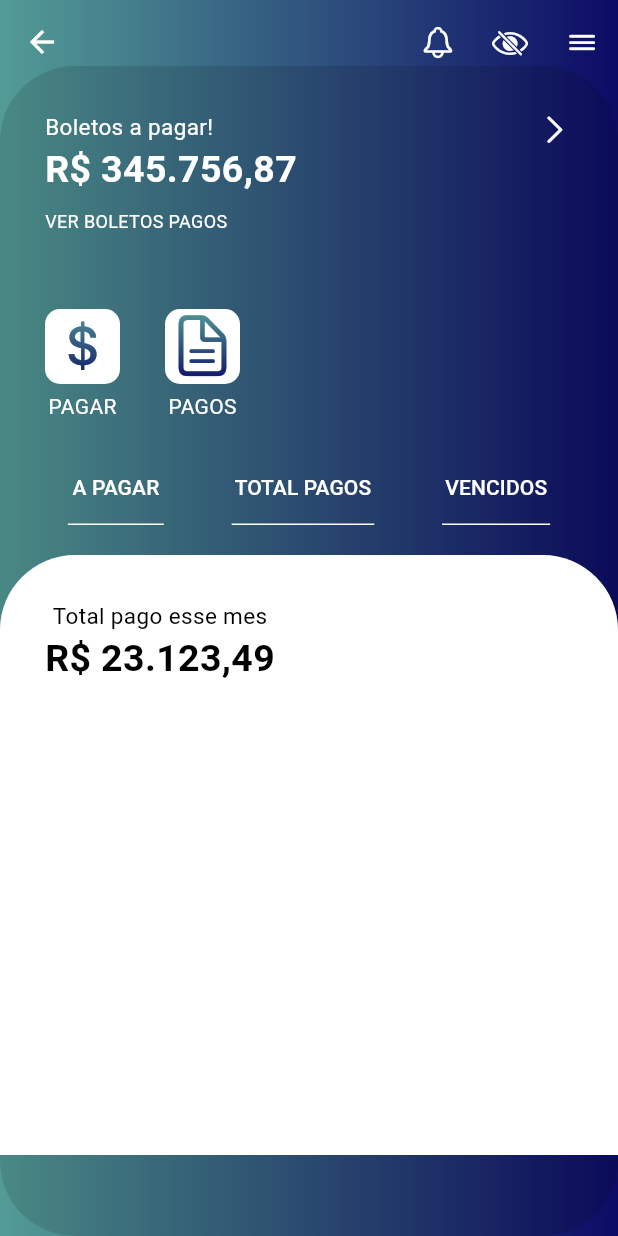
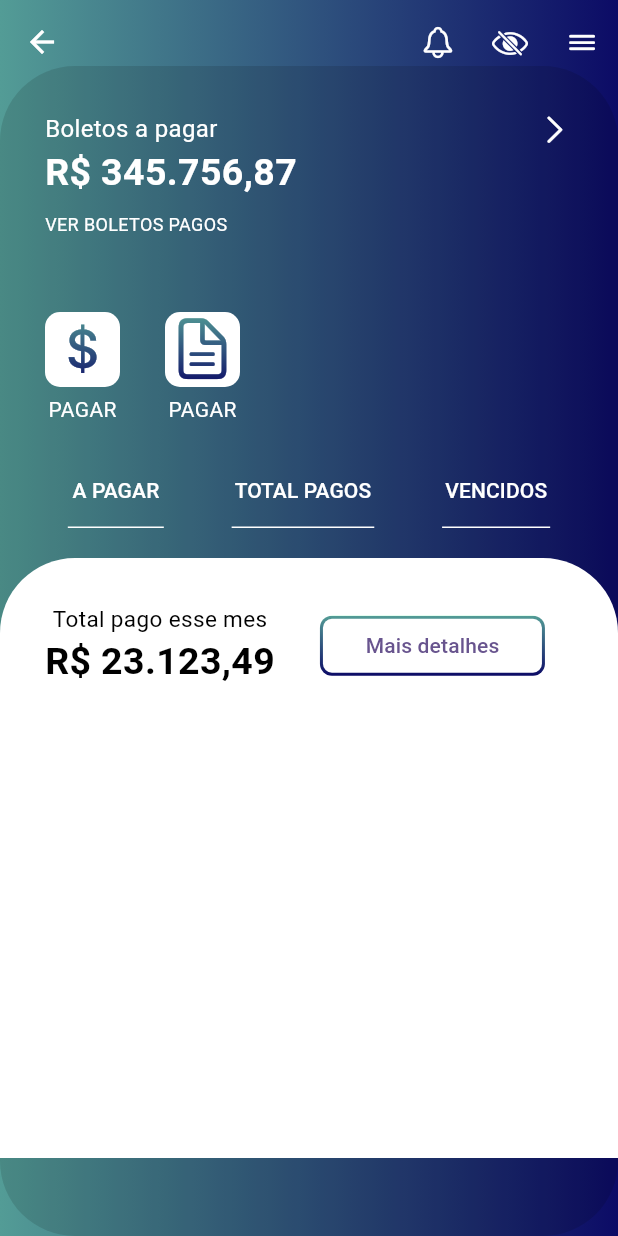
Before and after one commit to devbozi/adm_boletos, a Flutter app: the App screen opened directly, on a phone screen of 412 x 824 dp. Run offline on Flutter 3.47's test engine with Material 3 defaults, Android fonts, the phone set to English and light mode, and no system bars.

Commit message:
beta 0.13

```diff
--- /dev/null
+++ b/lib/Components/button_text.dart
@@ -0,0 +1,33 @@
+import 'package:flutter/material.dart';
+
+class ButtonText extends StatelessWidget {
+
+  final String text;
+
+
+  const ButtonText({
+    super.key, required this.text,
+  });
+
+  @override
+  Widget build(BuildContext context) {
+    return Container(
+      decoration: BoxDecoration(
+        border: Border(
+          bottom: BorderSide(color: Colors.white),
+        ),
+      ),
+      child: TextButton(
+        style: TextButton.styleFrom(
+          foregroundColor: Colors.white,
+          padding: EdgeInsets.all(2),
+          shape: RoundedRectangleBorder(
+            borderRadius: BorderRadius.zero,
+          ),
+        ),
+        onPressed: () {},
+        child: Text(text),
+      ),
+    );
+  }
+}
--- /dev/null
+++ b/lib/Components/header_app.dart
@@ -0,0 +1,44 @@
+import 'package:adm_boletos/components/texts.dart';
+import 'package:flutter/cupertino.dart';
+import 'package:flutter/material.dart';
+
+class Header extends StatelessWidget {
+  const Header({super.key});
+
+  @override
+  Widget build(BuildContext context) {
+    return Row(
+      mainAxisAlignment: MainAxisAlignment.spaceBetween,
+      crossAxisAlignment: CrossAxisAlignment.start,
+      children: [
+        Column(
+          crossAxisAlignment: CrossAxisAlignment.start,
+          children: [
+            TextPayment(
+              text: 'Boletos a pagar',
+              style: TextStyle(fontSize: 16, color: Colors.white),
+            ),
+            TextPayment(
+              text: r'R$ 345.756,87',
+              style: TextStyle(
+                fontSize: 25,
+                fontWeight: FontWeight.bold,
+                color: Colors.white,
+              ),
+            ),
+            Padding(
+              padding: const EdgeInsets.only(top: 8.0),
+              child: TextPayment(
+                text: 'VER BOLETOS PAGOS',
+                style: TextStyle(color: Colors.white, fontSize: 12),
+              ),
+            ),
+          ],
+        ),
+        Flexible(
+          child: Icon(CupertinoIcons.chevron_right, color: Colors.white),
+        ),
+      ],
+    );
+  }
+}
--- /dev/null
+++ b/lib/Components/icons_app.dart
@@ -0,0 +1,58 @@
+import 'package:flutter/material.dart';
+
+class IconsApp extends StatelessWidget {
+
+  final IconData icon;
+  final double? size;
+  final Color? color;
+  // ignore: non_constant_identifier_names
+  final String? CupertinoIcons;
+
+  const IconsApp({
+    super.key,
+     required this.icon,
+       this.size = 45.0,
+         // ignore: non_constant_identifier_names
+         this.color = Colors.white, this.CupertinoIcons,
+  });
+
+  @override
+  Widget build(BuildContext context) {
+    return Column(
+      spacing: 5,
+      children: [
+        Container(
+          width: 50,
+          height: 50,
+          decoration: BoxDecoration(
+            color: Colors.white,
+            borderRadius: BorderRadius.circular(10),
+          ),
+          child: ShaderMask(
+            shaderCallback: (Rect bounds) {
+              return LinearGradient(
+                colors: [
+                  Color(0xff95f9c3),
+                  Color(0xff539c96),
+                  Color(0xff0c0b66),
+                ],
+                stops: [0, 0, 1],
+                begin: Alignment.topCenter,
+                end: Alignment.bottomCenter,
+              ).createShader(bounds);
+            },
+            child: Icon(
+              icon,
+              size: size,
+              color: color,
+            ),
+          ),
+        ),
+        Text(
+          'PAGAR',
+          style: TextStyle(color: Colors.white),
+        ),
+      ],
+    );
+  }
+}
--- /dev/null
+++ b/lib/Components/texts.dart
@@ -0,0 +1,16 @@
+import 'package:flutter/cupertino.dart';
+
+class TextPayment extends StatelessWidget {
+  final String? text;
+  final TextStyle? style;
+
+  const TextPayment({super.key, this.text, this.style});
+
+  @override
+  Widget build(BuildContext context) {
+    return Text(
+      text!,
+      style: style,
+    );
+  }
+}
--- a/lib/app.dart
+++ b/lib/app.dart
@@ -1,4 +1,7 @@
-import 'package:adm_boletos/Components/colors.dart';
+import 'package:adm_boletos/components/button_text.dart';
+import 'package:adm_boletos/components/colors.dart';
+import 'package:adm_boletos/components/header_app.dart';
+import 'package:adm_boletos/components/icons_app.dart';
 import 'package:flutter/cupertino.dart';
 import 'package:flutter/material.dart';
 
@@ -47,189 +50,24 @@ class App extends StatelessWidget {
                 child: Column(
                   spacing: 20,
                   children: [
-                    Padding(
-                      padding: const EdgeInsets.all(30),
-                      child: Row(
-                        mainAxisAlignment: MainAxisAlignment.spaceBetween,
-                        crossAxisAlignment: CrossAxisAlignment.start,
-                        children: [
-                          Column(
-                            crossAxisAlignment: CrossAxisAlignment.start,
-                            children: [
-                              Text(
-                                'Boletos a pagar!',
-                                style: TextStyle(
-                                  color: Colors.white,
-                                  fontSize: 15,
-                                ),
-                              ),
-                              Text(
-                                r'R$ 345.756,87',
-                                style: TextStyle(
-                                  color: Colors.white,
-                                  fontSize: 25,
-                                  fontWeight: FontWeight.bold,
-                                ),
-                              ),
-                              Padding(
-                                padding: const EdgeInsets.only(top: 8.0),
-                                child: Text(
-                                  'VER BOLETOS PAGOS',
-                                  style: TextStyle(
-                                    color: Colors.white,
-                                    fontSize: 12,
-                                  ),
-                                ),
-                              ),
-                            ],
-                          ),
-                          Flexible(
-                            child: Icon(
-                              CupertinoIcons.chevron_right,
-                              color: Colors.white,
-                            ),
-                          ),
-                        ],
-                      ),
-                    ),
+                    Padding(padding: const EdgeInsets.all(30), child: Header()),
                     Padding(
                       padding: const EdgeInsets.only(left: 30),
                       child: Row(
                         mainAxisAlignment: MainAxisAlignment.start,
                         spacing: 30,
                         children: [
-                          Column(
-                            spacing: 5,
-                            children: [
-                              Container(
-                                width: 50,
-                                height: 50,
-                                decoration: BoxDecoration(
-                                  color: Colors.white,
-                                  borderRadius: BorderRadius.circular(10),
-                                ),
-                                child: ShaderMask(
-                                  shaderCallback: (Rect bounds) {
-                                    return LinearGradient(
-                                      colors: [
-                                        Color(0xff95f9c3),
-                                        Color(0xff539c96),
-                                        Color(0xff0c0b66),
-                                      ],
-                                      stops: [0, 0, 1],
-                                      begin: Alignment.topCenter,
-                                      end: Alignment.bottomCenter,
-                                    ).createShader(bounds);
-                                  },
-                                  child: Icon(
-                                    CupertinoIcons.money_dollar,
-                                    size: 45,
-                                    color: Colors.white,
-                                  ),
-                                ),
-                              ),
-                              Text(
-                                'PAGAR',
-                                style: TextStyle(color: Colors.white),
-                              ),
-                            ],
-                          ),
-                          Column(
-                            spacing: 5,
-                            children: [
-                              Container(
-                                width: 50,
-                                height: 50,
-                                decoration: BoxDecoration(
-                                  color: Colors.white,
-                                  borderRadius: BorderRadius.circular(10),
-                                ),
-                                child: ShaderMask(
-                                  shaderCallback: (Rect bounds) {
-                                    return LinearGradient(
-                                      colors: [
-                                        Color(0xff95f9c3),
-                                        Color(0xff539c96),
-                                        Color(0xff0c0b66),
-                                      ],
-                                      stops: [0, 0, 1],
-                                      begin: Alignment.topCenter,
-                                      end: Alignment.bottomCenter,
-                                    ).createShader(bounds);
-                                  },
-                                  child: Icon(
-                                    CupertinoIcons.doc_text,
-                                    size: 45,
-                                    color: Colors.white,
-                                  ),
-                                ),
-                              ),
-                              Text(
-                                'PAGOS',
-                                style: TextStyle(color: Colors.white),
-                              ),
-                            ],
-                          ),
+                          IconsApp(icon: CupertinoIcons.money_dollar),
+                          IconsApp(icon: CupertinoIcons.doc_text),
                         ],
                       ),
                     ),
                     Row(
                       mainAxisAlignment: MainAxisAlignment.spaceEvenly,
                       children: [
-                        Container(
-                          decoration: BoxDecoration(
-                            border: Border(
-                              bottom: BorderSide(color: Colors.white),
-                            ),
-                          ),
-                          child: TextButton(
-                            style: TextButton.styleFrom(
-                              foregroundColor: Colors.white,
-                              padding: EdgeInsets.all(2),
-                              shape: RoundedRectangleBorder(
-                                borderRadius: BorderRadius.zero,
-                              ),
-                            ),
-                            onPressed: () {},
-                            child: Text('A PAGAR'),
-                          ),
-                        ),
-                        Container(
-                          decoration: BoxDecoration(
-                            border: Border(
-                              bottom: BorderSide(color: Colors.white),
-                            ),
-                          ),
-                          child: TextButton(
-                            style: TextButton.styleFrom(
-                              foregroundColor: Colors.white,
-                              padding: EdgeInsets.all(2),
-                              shape: RoundedRectangleBorder(
-                                borderRadius: BorderRadius.zero,
-                              ),
-                            ),
-                            onPressed: () {},
-                            child: Text('TOTAL PAGOS'),
-                          ),
-                        ),
-                        Container(
-                          decoration: BoxDecoration(
-                            border: Border(
-                              bottom: BorderSide(color: Colors.white),
-                            ),
-                          ),
-                          child: TextButton(
-                            style: TextButton.styleFrom(
-                              foregroundColor: Colors.white,
-                              padding: EdgeInsets.all(2),
-                              shape: RoundedRectangleBorder(
-                                borderRadius: BorderRadius.zero,
-                              ),
-                            ),
-                            onPressed: () {},
-                            child: Text('VENCIDOS'),
-                          ),
-                        ),
+                        ButtonText(text: 'A PAGAR'),
+                        ButtonText(text: 'TOTAL PAGOS'),
+                        ButtonText(text: 'VENCIDOS'),
                       ],
                     ),
                     Container(
@@ -268,6 +106,36 @@ class App extends StatelessWidget {
                                   ],
                                 ),
                               ),
+                              Container(
+                                width: 150,
+                                height: 40,
+                                decoration: BoxDecoration(
+                                  gradient: LinearGradient(
+                                    colors: [
+                                      Color(0xff95f9c3),
+                                      Color(0xff539c96),
+                                      Color(0xff0c0b66),
+                                    ],
+                                    stops: [0, 0, 1],
+                                    begin: Alignment.topCenter,
+                                    end: Alignment.bottomCenter,
+                                  ),
+                                  borderRadius: BorderRadius.circular(8),
+                                ),
+                                child: Padding(
+                                  padding: const EdgeInsets.all(2),
+                                  child: TextButton(
+                                    style: TextButton.styleFrom(
+                                      backgroundColor: Colors.white,
+                                      shape: RoundedRectangleBorder(
+                                        borderRadius: BorderRadius.circular(6),
+                                      ),
+                                    ),
+                                    onPressed: () {},
+                                    child: Text('Mais detalhes'),
+                                  ),
+                                ),
+                              ),
                             ],
                           ),
                         ],
--- a/lib/login.dart
+++ b/lib/login.dart
@@ -1,6 +1,7 @@
-import 'package:adm_boletos/Components/colors.dart';
+// ignore_for_file: file_names
 import 'package:adm_boletos/Components/iniciar_button.dart';
 import 'package:adm_boletos/app.dart';
+import 'package:adm_boletos/components/colors.dart';
 import 'package:flutter/cupertino.dart';
 import 'package:flutter/material.dart';
 
--- a/lib/main.dart
+++ b/lib/main.dart
@@ -8,7 +8,6 @@ void main() {
 class MyApp extends StatelessWidget {
   const MyApp({super.key});
 
-  // This widget is the root of your application.
   @override
   Widget build(BuildContext context) {
     return MaterialApp(
```
